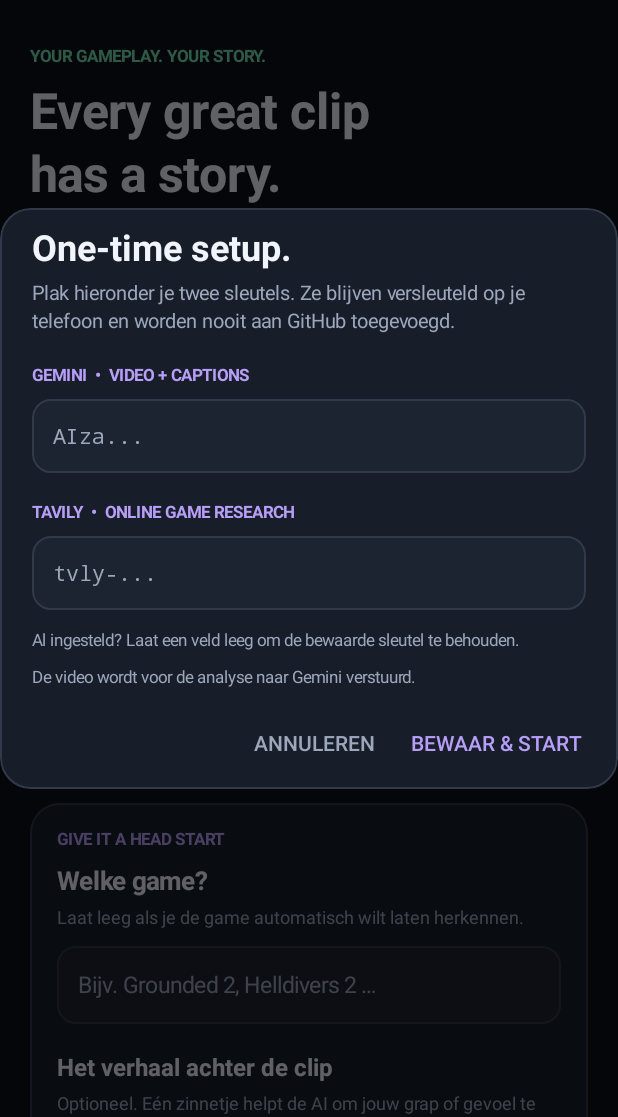
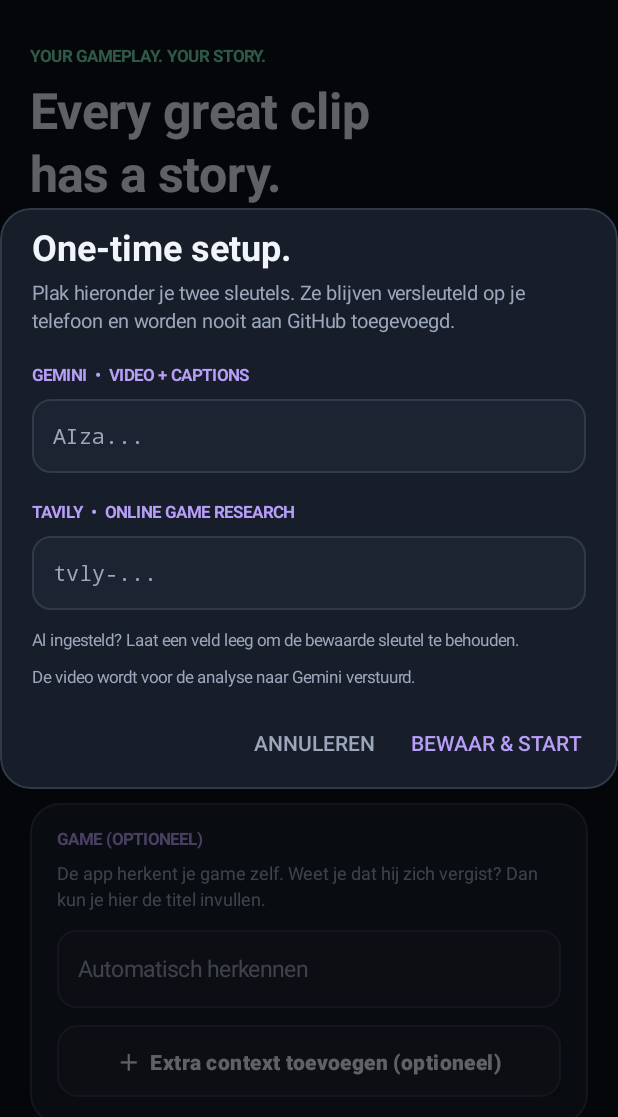
Before and after one commit to Wolvero/Wolvero-Caption-Lab, an Android app: the screen it shows after launch (MainActivity), on a phone screen of 412 x 824 dp, the part 119-1236 px from its top. Run offline under Robolectric (Android 15) with nearby library versions, the phone set to English and light mode, and no system bars; pictures from the network do not load.

Commit message:
Make video-first workflow explicit; collapse optional narrative context and clear it for new clips

```diff
--- a/app/src/main/java/be/wolvero/captionlab/MainActivity.java
+++ b/app/src/main/java/be/wolvero/captionlab/MainActivity.java
@@ -61,6 +61,8 @@ public final class MainActivity extends Activity {
     private ProgressBar progressBar;
     private Button analyzeButton;
     private EditText gameInput, creatorNoteInput;
+    private LinearLayout contextExtra;
+    private Button contextToggle;
     private ImageView previewImage;
     private ScrollView scroll;
 
@@ -250,36 +252,45 @@ public final class MainActivity extends Activity {
         addSpacer(content, 15);
         LinearLayout guidance = card();
         content.addView(guidance, lp(-1, -2));
-        addText(guidance, "GIVE IT A HEAD START", 11, PURPLE, true, 0);
-        addText(guidance, "Welke game?", 17, WHITE, true, 11);
-        addText(guidance, "Laat leeg als je de game automatisch wilt laten herkennen.", 12, MUTED, false, 7);
+        addText(guidance, "GAME (OPTIONEEL)", 11, PURPLE, true, 0);
+        addText(guidance, "De app herkent je game zelf. Weet je dat hij zich vergist? Dan kun je hier de titel invullen.", 12, MUTED, false, 9);
         gameInput = new EditText(this);
         gameInput.setSingleLine(true);
         gameInput.setTextColor(WHITE);
         gameInput.setHintTextColor(MUTED);
         gameInput.setTextSize(15);
         gameInput.setInputType(InputType.TYPE_CLASS_TEXT | InputType.TYPE_TEXT_FLAG_CAP_WORDS);
-        gameInput.setHint("Bijv. Grounded 2, Helldivers 2 …");
+        gameInput.setHint("Automatisch herkennen");
         gameInput.setBackground(shape(INNER, 12, STROKE));
         gameInput.setPadding(dp(14), dp(11), dp(14), dp(11));
         LinearLayout.LayoutParams glp = lp(-1, 52);
-        glp.topMargin = dp(12);
+        glp.topMargin = dp(13);
         guidance.addView(gameInput, glp);
 
-        addText(guidance, "Het verhaal achter de clip", 16, WHITE, true, 20);
-        addText(guidance, "Optioneel. Eén zinnetje helpt de AI om jouw grap of gevoel te begrijpen.", 12, MUTED, false, 7);
+        addSpacer(guidance, 11);
+        contextToggle = action("＋  Extra context toevoegen (optioneel)", false, v -> {
+            boolean open = contextExtra.getVisibility() == View.VISIBLE;
+            contextExtra.setVisibility(open ? View.GONE : View.VISIBLE);
+            contextToggle.setText(open ? "＋  Extra context toevoegen (optioneel)" :
+                    "−  Extra context verbergen");
+        });
+        guidance.addView(contextToggle, lp(-1, 48));
+        contextExtra = vertical();
+        contextExtra.setVisibility(View.GONE);
+        guidance.addView(contextExtra, lp(-1, -2));
+        addText(contextExtra, "Alleen als je zelf iets wilt meegeven", 13, WHITE, true, 15);
         creatorNoteInput = new EditText(this);
         creatorNoteInput.setTextColor(WHITE);
         creatorNoteInput.setHintTextColor(MUTED);
         creatorNoteInput.setTextSize(14);
         creatorNoteInput.setGravity(Gravity.TOP | Gravity.START);
         creatorNoteInput.setInputType(InputType.TYPE_CLASS_TEXT | InputType.TYPE_TEXT_FLAG_CAP_SENTENCES | InputType.TYPE_TEXT_FLAG_MULTI_LINE);
-        creatorNoteInput.setHint("Bijv. ik doe alsof ik die enorme slang niet herken …");
+        creatorNoteInput.setHint("Bijvoorbeeld: niet verklappen wat er in de verte kruipt.");
         creatorNoteInput.setBackground(shape(INNER, 12, STROKE));
         creatorNoteInput.setPadding(dp(14), dp(13), dp(14), dp(13));
         LinearLayout.LayoutParams clp = lp(-1, 95);
-        clp.topMargin = dp(12);
-        guidance.addView(creatorNoteInput, clp);
+        clp.topMargin = dp(11);
+        contextExtra.addView(creatorNoteInput, clp);
 
         addSpacer(content, 15);
         analyzeButton = action("✨  CREATE MY CAPTIONS   →", true, v -> beginAnalysis());
@@ -495,6 +506,11 @@ public final class MainActivity extends Activity {
                     selectedVideo = ready;
                     selectedName = name;
                     selectedMime = mime;
+                    // Do not allow hidden context from another clip to affect the next analysis.
+                    gameInput.setText("");
+                    creatorNoteInput.setText("");
+                    contextExtra.setVisibility(View.GONE);
+                    contextToggle.setText("＋  Extra context toevoegen (optioneel)");
                     videoName.setText(name);
                     sizeLabel.setText(String.format(Locale.getDefault(), "%.1f MB · klaar om te analyseren", fileSize / 1024.0 / 1024.0));
                     showThumbnail(ready);
```
